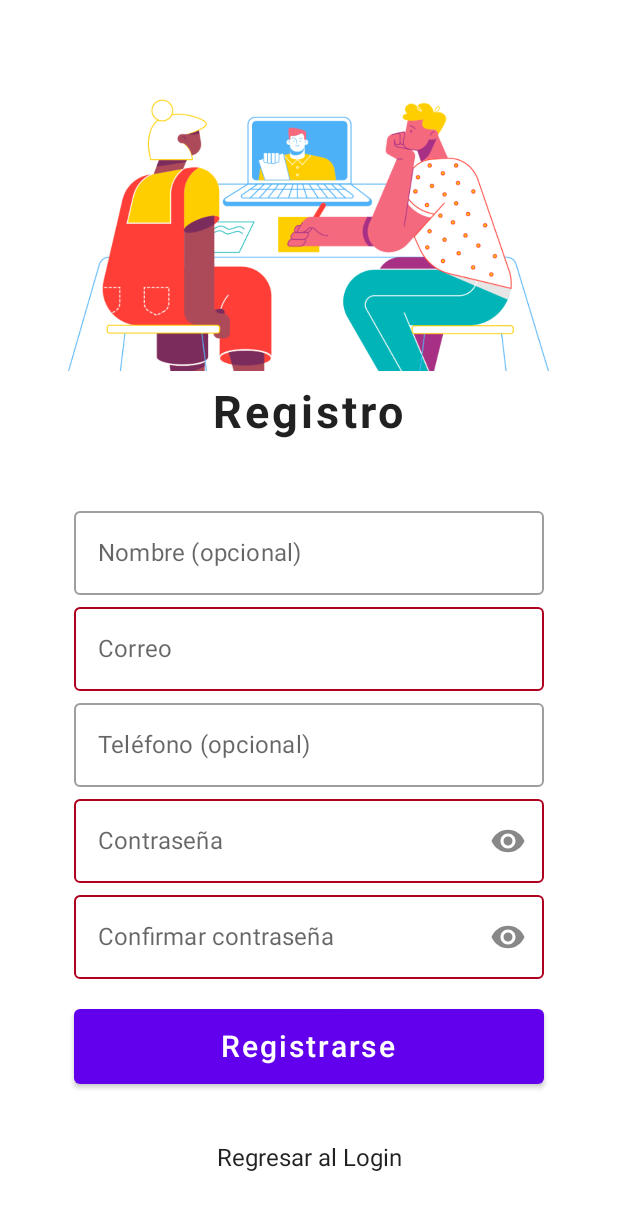
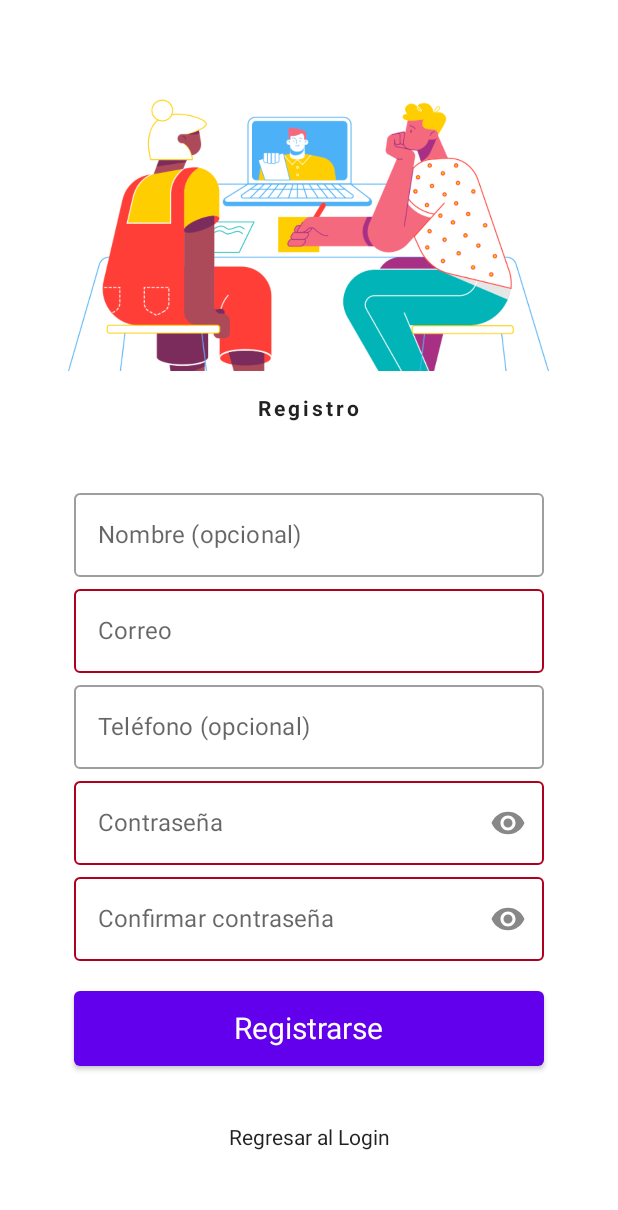
Before and after one commit to focus-7/UserLogin, an Android app built with Jetpack Compose: the RegisterPage screen opened through its navigation route, on a phone screen of 412 x 824 dp. Shown: the top 1210 px of the screen. Run offline under Robolectric (Android 15) with nearby library versions, the phone set to English and light mode, and no system bars; our stand-ins replace Dagger/Hilt's generated code, Firebase (no records; nobody signed in at launch, a user with empty details on screens opened directly); 1 statement that could not run was skipped.

Commit message:
Custom Components for UI Compose

```diff
--- a/app/src/main/java/com/ceiba/login/presentation/NavigationHost.kt
+++ b/app/src/main/java/com/ceiba/login/presentation/NavigationHost.kt
@@ -5,9 +5,9 @@ import androidx.navigation.compose.NavHost
 import androidx.navigation.compose.composable
 import androidx.navigation.compose.navArgument
 import androidx.navigation.compose.rememberNavController
-import com.ceiba.login.composables.HomePage
-import com.ceiba.login.composables.LoginPage
-import com.ceiba.login.composables.RegisterPage
+import com.ceiba.login.presentation.composables.HomePage
+import com.ceiba.login.presentation.composables.LoginPage
+import com.ceiba.login.presentation.composables.RegisterPage
 import com.ceiba.login.presentation.viewmodel.UserViewModel
 
 @Composable
--- /dev/null
+++ b/app/src/main/java/com/ceiba/login/presentation/composables/ComposeComponents.kt
@@ -0,0 +1,83 @@
+package com.ceiba.login.presentation.composables
+
+import androidx.compose.foundation.layout.fillMaxWidth
+import androidx.compose.foundation.layout.height
+import androidx.compose.foundation.layout.padding
+import androidx.compose.foundation.text.KeyboardOptions
+import androidx.compose.material.Button
+import androidx.compose.material.OutlinedTextField
+import androidx.compose.material.Text
+import androidx.compose.runtime.Composable
+import androidx.compose.ui.Modifier
+import androidx.compose.ui.text.TextStyle
+import androidx.compose.ui.text.input.KeyboardType
+import androidx.compose.ui.text.input.VisualTransformation
+import androidx.compose.ui.text.style.TextAlign
+import androidx.compose.ui.unit.TextUnit
+import androidx.compose.ui.unit.dp
+
+
+val modifierSpacer20dp = Modifier.padding(20.dp)
+val modifierSpacer10dp = Modifier.padding(10.dp)
+val modifierButton = Modifier
+    .fillMaxWidth(0.8f)
+    .height(50.dp)
+
+
+@Composable
+fun CustomButton(
+    onClick: () -> Unit,
+    text: String,
+    textUnit: TextUnit,
+) {
+    Button(
+        onClick = onClick,
+        modifier = modifierButton
+    ) {
+        CustomText(text = text, fontSize = textUnit)
+    }
+}
+
+
+@Composable
+fun CustomText(
+    text: String,
+    modifier: Modifier = Modifier,
+    style: TextStyle = TextStyle(),
+    fontSize: TextUnit = TextUnit.Unspecified,
+    textAlign: TextAlign? = null,
+) {
+    Text(text = text,
+        style = style,
+        modifier = modifier,
+        fontSize = fontSize,
+        textAlign = textAlign)
+}
+
+@Composable
+fun CustomOutlinedTextField(
+    value: String,
+    label: String,
+    isError: Boolean = false,
+    placeholder: String,
+    keyboardType: KeyboardType = KeyboardType.Text,
+    visualTransformation: VisualTransformation = VisualTransformation.None,
+    onValueChange: (String) -> Unit,
+    trailingIcon: @Composable (() -> Unit)? = null,
+    leadingIcon: @Composable (() -> Unit)? = null,
+) {
+    OutlinedTextField(
+        value = value,
+        onValueChange = {
+            onValueChange(it)
+        },
+        visualTransformation = visualTransformation,
+        trailingIcon = trailingIcon,
+        leadingIcon = leadingIcon,
+        keyboardOptions = KeyboardOptions(keyboardType = keyboardType),
+        label = { Text(label) },
+        isError = isError,
+        placeholder = { Text(text = placeholder) },
+        modifier = Modifier.fillMaxWidth(0.8f)
+    )
+}
--- a/app/src/main/java/com/ceiba/login/presentation/composables/LoginPage.kt
+++ b/app/src/main/java/com/ceiba/login/presentation/composables/LoginPage.kt
@@ -1,10 +1,13 @@
-package com.ceiba.login.composables
+package com.ceiba.login.presentation.composables
 
 import android.widget.Toast
 import androidx.compose.foundation.*
 import androidx.compose.foundation.layout.*
 import androidx.compose.foundation.shape.RoundedCornerShape
-import androidx.compose.material.*
+import androidx.compose.material.Icon
+import androidx.compose.material.IconButton
+import androidx.compose.material.MaterialTheme
+import androidx.compose.material.OutlinedButton
 import androidx.compose.material.icons.Icons
 import androidx.compose.material.icons.filled.Person
 import androidx.compose.runtime.Composable
@@ -13,8 +16,6 @@ import androidx.compose.runtime.remember
 import androidx.compose.ui.Alignment
 import androidx.compose.ui.Modifier
 import androidx.compose.ui.draw.clip
-import androidx.compose.ui.focus.FocusRequester
-import androidx.compose.ui.focus.focusRequester
 import androidx.compose.ui.graphics.Color
 import androidx.compose.ui.platform.LocalContext
 import androidx.compose.ui.res.painterResource
@@ -25,8 +26,9 @@ import androidx.compose.ui.text.input.VisualTransformation
 import androidx.compose.ui.unit.dp
 import androidx.compose.ui.unit.sp
 import com.ceiba.login.R
-import com.ceiba.login.domain.entity.User
+import com.ceiba.login.domain.entity.UserBuilder
 import com.ceiba.login.presentation.viewmodel.UserViewModel
+import kotlin.random.Random.Default.nextInt
 
 @Composable
 fun LoginPage(
@@ -42,7 +44,7 @@ fun LoginPage(
     val errorState = remember { mutableStateOf(true) }
 
     val passwordVisibility = remember { mutableStateOf(false) }
-    val focusRequester = remember { FocusRequester() }
+    // val focusRequester = remember { FocusRequester() }
 
     Box(modifier = Modifier.fillMaxSize(), contentAlignment = Alignment.BottomCenter) {
         Box(
@@ -66,7 +68,7 @@ fun LoginPage(
                 .background(Color.White)
                 .padding(10.dp)
         ) {
-            Text(
+            CustomText(
                 text = "Ingreso",
                 style = TextStyle(
                     fontWeight = FontWeight.Bold,
@@ -74,27 +76,29 @@ fun LoginPage(
                 ),
                 fontSize = 30.sp
             )
-            Spacer(modifier = Modifier.padding(20.dp))
+
+            Spacer(modifier = modifierSpacer20dp)
             Column(horizontalAlignment = Alignment.CenterHorizontally) {
+
                 val isValidEmail = emailValue.value.count() > 5 && '@' in emailValue.value
-                OutlinedTextField(
-                    value = emailValue.value,
+
+                CustomOutlinedTextField(value = emailValue.value,
+                    label = "Correo",
+                    isError = !isValidEmail,
+                    placeholder = "Correo",
+                    leadingIcon = {
+                        Icon(imageVector = Icons.Filled.Person, contentDescription = "icon_person")
+                    },
                     onValueChange = {
                         emailValue.value = it
                         errorState.value = !isValidEmail
-                    },
-                    leadingIcon = {
-                        Icon(imageVector = Icons.Filled.Person, contentDescription = "icon_person")
-                    },
-                    label = { Text("Correo") },
-                    isError = !isValidEmail,
-                    placeholder = { Text(text = "Correo") },
-                    singleLine = true,
-                    modifier = Modifier.fillMaxWidth(0.8f)
+                    }
                 )
 
-                OutlinedTextField(
-                    value = passwordValue.value,
+                CustomOutlinedTextField(value = passwordValue.value,
+                    label = "Contraseña",
+                    placeholder = "Contraseña",
+                    isError = passwordValue.value.isBlank(),
                     onValueChange = {
                         passwordValue.value = it
                         errorState.value = passwordValue.value.isBlank()
@@ -105,32 +109,26 @@ fun LoginPage(
                         }) {
                             Icon(
                                 painter = painterResource(id = R.drawable.password_eye),
-                                contentDescription = "password_eye",
-                                tint = if (passwordVisibility.value) Color.Magenta else Color.Gray
+                                "password_eye",
+                                tint = if (passwordVisibility.value) MaterialTheme.colors.primary else Color.Gray
                             )
                         }
                     },
-                    label = { Text("Contraseña") },
-                    isError = passwordValue.value.isBlank(),
-                    placeholder = { Text(text = "Contraseña") },
-                    singleLine = true,
                     visualTransformation = if (passwordVisibility.value) VisualTransformation.None
-                    else PasswordVisualTransformation(),
-                    modifier = Modifier
-                        .fillMaxWidth(0.8f)
-                        .focusRequester(focusRequester = focusRequester),
+                    else PasswordVisualTransformation()
                 )
 
-                Spacer(modifier = Modifier.padding(10.dp))
-                Button(
+                Spacer(modifier = modifierSpacer10dp)
+
+                CustomButton(
                     onClick = {
                         if (!errorState.value) {
-                            userViewModel.loginUser(
-                                User.UserBuilder()
-                                    .email(emailValue.value)
-                                    .password(passwordValue.value)
-                                    .build()
-                            )
+                            val user = UserBuilder()
+                                .email(emailValue.value)
+                                .password(passwordValue.value)
+                                .build()
+
+                            userViewModel.loginUser(user)
                             navigateToHome(emailValue.value)
                         } else {
                             Toast.makeText(context,
@@ -138,40 +136,45 @@ fun LoginPage(
                                 Toast.LENGTH_LONG).show()
                         }
                     },
-                    modifier = Modifier
-                        .fillMaxWidth(0.8f)
-                        .height(50.dp)
-                ) {
-                    Text(text = "Ingresar", fontSize = 20.sp)
-                }
-                Spacer(modifier = Modifier.padding(10.dp))
+                    text = "Ingresar",
+                    textUnit = 20.sp
+                )
+
+                Spacer(modifier = modifierSpacer10dp)
 
                 OutlinedButton(
                     onClick = {
-                        userViewModel.createGuestUser(
-                            User.UserBuilder()
-                                .name("Invitado 123")
-                                .build()
-                        )
-                        navigateToHome(emailValue.value)
+                        val nameUserRandom = "user_${randomUserName()}"
+
+                        val guestUser = UserBuilder()
+                            .name(nameUserRandom)
+                            .build()
+
+                        userViewModel.createGuestUser(guestUser)
+                        navigateToHome(nameUserRandom)
                     },
-                    modifier = Modifier
-                        .fillMaxWidth(0.8f)
-                        .height(50.dp)
+                    modifier = modifierButton
                 ) {
-                    Text(text = "Ingresar como invitado", fontSize = 20.sp)
+                    CustomText(text = "Ingresar como invitado", fontSize = 20.sp)
                 }
 
-                Spacer(modifier = Modifier.padding(20.dp))
-                Text(
+                Spacer(modifier = modifierSpacer20dp)
+                CustomText(
                     text = "Crear una cuenta",
                     modifier = Modifier.clickable(onClick = {
                         navigateToRegister()
                     })
                 )
-                Spacer(modifier = Modifier.padding(20.dp))
+                Spacer(modifier = modifierSpacer20dp)
             }
         }
 
     }
 }
+
+private val charPool: List<Char> = ('a'..'z') + ('A'..'Z') + ('0'..'9')
+
+fun randomUserName() = (1..6)
+    .map { nextInt(0, charPool.size) }
+    .map(charPool::get)
+    .joinToString("")
--- a/app/src/main/java/com/ceiba/login/presentation/composables/RegisterPage.kt
+++ b/app/src/main/java/com/ceiba/login/presentation/composables/RegisterPage.kt
@@ -1,11 +1,12 @@
-package com.ceiba.login.composables
+package com.ceiba.login.presentation.composables
 
 import android.widget.Toast
 import androidx.compose.foundation.*
 import androidx.compose.foundation.layout.*
 import androidx.compose.foundation.shape.RoundedCornerShape
-import androidx.compose.foundation.text.KeyboardOptions
-import androidx.compose.material.*
+import androidx.compose.material.Icon
+import androidx.compose.material.IconButton
+import androidx.compose.material.MaterialTheme
 import androidx.compose.runtime.*
 import androidx.compose.ui.Alignment
 import androidx.compose.ui.Modifier
@@ -21,7 +22,7 @@ import androidx.compose.ui.text.input.VisualTransformation
 import androidx.compose.ui.unit.dp
 import androidx.compose.ui.unit.sp
 import com.ceiba.login.R
-import com.ceiba.login.domain.entity.User
+import com.ceiba.login.domain.entity.UserBuilder
 import com.ceiba.login.presentation.util.LoadingState
 import com.ceiba.login.presentation.util.alert
 import com.ceiba.login.presentation.util.positiveButton
@@ -67,61 +68,55 @@ fun RegisterPage(navigateToLogin: () -> Unit, userViewModel: UserViewModel) {
             horizontalAlignment = Alignment.CenterHorizontally,
             verticalArrangement = Arrangement.Center
         ) {
-            Text(
-                text = "Registro", fontSize = 30.sp,
+
+            CustomText(text = "Registro",
                 style = TextStyle(
                     fontWeight = FontWeight.Bold,
-                    letterSpacing = 2.sp
+                    letterSpacing = 2.sp,
                 )
             )
-            Spacer(modifier = Modifier.padding(20.dp))
+
+            Spacer(modifier = modifierSpacer20dp)
 
             Column(horizontalAlignment = Alignment.CenterHorizontally) {
-                OutlinedTextField(
+                CustomOutlinedTextField(
                     value = nameValue.value,
+                    label = "Nombre (opcional)",
+                    placeholder = "Nombre",
                     onValueChange = { nameValue.value = it },
-                    label = { Text(text = "Nombre (opcional)") },
-                    placeholder = { Text(text = "Nombre") },
-                    singleLine = true,
-                    modifier = Modifier.fillMaxWidth(0.8f)
                 )
 
                 val isValidEmail = emailValue.value.count() > 5 && '@' in emailValue.value
-                OutlinedTextField(
-                    value = emailValue.value,
+
+                CustomOutlinedTextField(value = emailValue.value,
+                    label = "Correo",
+                    isError = !isValidEmail,
+                    placeholder = "Correo",
                     onValueChange = {
                         emailValue.value = it
                         errorState.value = !isValidEmail
-                    },
-                    label = { Text("Correo") },
-                    isError = !isValidEmail,
-                    placeholder = { Text(text = "Correo") },
-                    singleLine = true,
-                    modifier = Modifier.fillMaxWidth(0.8f)
+                    }
                 )
 
-                OutlinedTextField(
-                    value = phoneValue.value,
-                    onValueChange = { phoneValue.value = it },
-                    label = { Text(text = "Teléfono (opcional)") },
-                    placeholder = { Text(text = "Teléfono") },
-                    singleLine = true,
-                    modifier = Modifier.fillMaxWidth(0.8f),
-                    keyboardOptions = KeyboardOptions(keyboardType = KeyboardType.Phone)
+                CustomOutlinedTextField(value = phoneValue.value,
+                    label = "Teléfono (opcional)",
+                    placeholder = "Teléfono",
+                    keyboardType = KeyboardType.Phone,
+                    onValueChange = {
+                        phoneValue.value = it
+                    }
                 )
 
-                OutlinedTextField(
-                    value = passwordValue.value,
+                CustomOutlinedTextField(value = passwordValue.value,
+                    label = "Contraseña",
+                    placeholder = "Contraseña",
+                    isError = !validatePassword(passwordValue.value, confirmPasswordValue.value),
+
                     onValueChange = {
                         passwordValue.value = it
                         errorState.value =
                             !validatePassword(passwordValue.value, confirmPasswordValue.value)
                     },
-                    label = { Text("Contraseña") },
-                    isError = !validatePassword(passwordValue.value, confirmPasswordValue.value),
-                    placeholder = { Text(text = "Contraseña") },
-                    singleLine = true,
-                    modifier = Modifier.fillMaxWidth(0.8f),
                     trailingIcon = {
                         IconButton(onClick = {
                             passwordVisibility.value = !passwordVisibility.value
@@ -137,18 +132,15 @@ fun RegisterPage(navigateToLogin: () -> Unit, userViewModel: UserViewModel) {
                     else PasswordVisualTransformation()
                 )
 
-                OutlinedTextField(
-                    value = confirmPasswordValue.value,
+                CustomOutlinedTextField(value = confirmPasswordValue.value,
+                    label = "Confirmar contraseña",
+                    placeholder = "Confirmar contraseña",
+                    isError = !validatePassword(passwordValue.value, confirmPasswordValue.value),
                     onValueChange = {
                         confirmPasswordValue.value = it
                         errorState.value =
                             !validatePassword(passwordValue.value, confirmPasswordValue.value)
                     },
-                    label = { Text("Confirmar contraseña") },
-                    isError = !validatePassword(passwordValue.value, confirmPasswordValue.value),
-                    placeholder = { Text(text = "Confirmar contraseña") },
-                    singleLine = true,
-                    modifier = Modifier.fillMaxWidth(0.8f),
                     trailingIcon = {
                         IconButton(onClick = {
                             confirmPasswordVisibility.value = !confirmPasswordVisibility.value
@@ -164,40 +156,39 @@ fun RegisterPage(navigateToLogin: () -> Unit, userViewModel: UserViewModel) {
                     else PasswordVisualTransformation()
                 )
 
-                Spacer(modifier = Modifier.padding(10.dp))
+                Spacer(modifier = modifierSpacer10dp)
 
-                Button(onClick = {
+                CustomButton(
+                    onClick = {
                         if (!errorState.value) {
-                        userViewModel.createUser(
-                            User.UserBuilder()
+                            val user = UserBuilder()
                                 .name(nameValue.value)
                                 .email(emailValue.value)
                                 .password(passwordValue.value)
                                 .phone(phoneValue.value)
                                 .build()
-                        )
+
+                            userViewModel.createUser(user)
                         } else {
                             Toast.makeText(context,
                                 R.string.user_password_incorrect,
                                 Toast.LENGTH_LONG).show()
                         }
-                }, modifier = Modifier
-                    .fillMaxWidth(0.8f)
-                    .height(50.dp)
-                ) {
-                    Text(text = "Registrarse", fontSize = 20.sp)
-                }
+                    },
+                    text = "Registrarse",
+                    textUnit = 20.sp
+                )
 
-                Spacer(modifier = Modifier.padding(20.dp))
+                Spacer(modifier = modifierSpacer20dp)
 
-                Text(
+                CustomText(
                     text = "Regresar al Login",
                     modifier = Modifier.clickable(onClick = {
                         navigateToLogin()
                     })
                 )
 
-                Spacer(modifier = Modifier.padding(20.dp))
+                Spacer(modifier = modifierSpacer20dp)
             }
         }
     }
```
Also changed, not shown: app/src/main/java/com/ceiba/login/domain/entity/User.kt (+4 -34 lines), app/src/main/java/com/ceiba/login/domain/entity/UserBuilder.kt (added, +43 -0 lines), app/src/main/java/com/ceiba/login/domain/util/ConvertTimestamp.kt (added, +12 -0 lines), app/src/main/java/com/ceiba/login/presentation/composables/HomePage.kt (+4 -5 lines). Lines whose indentation alone changed are shown as unchanged.
